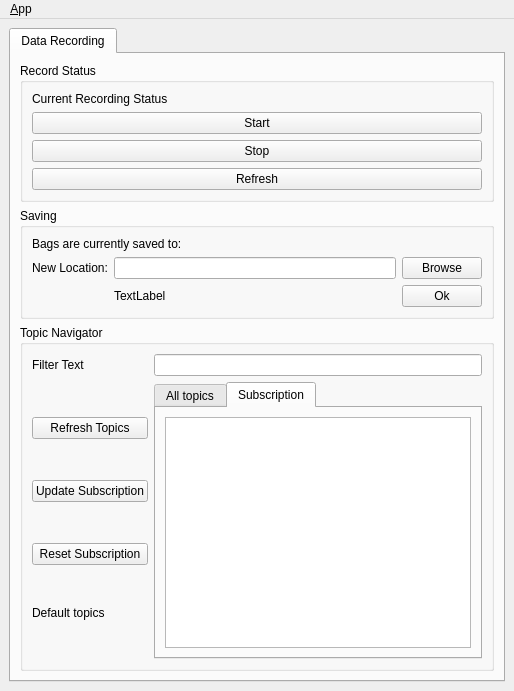
Qt form ui/main_window.ui (FSC-Lab/ros_logger_gui) before a commit.
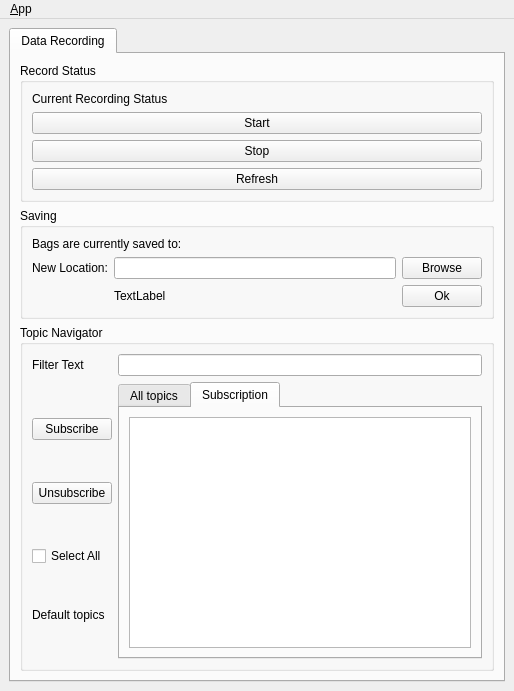
The same form after that commit. The open tabs and pages were chosen to show the change. Icons and pictures are not drawn.

```diff
--- a/ui/main_window.ui
+++ b/ui/main_window.ui
@@ -244,42 +244,42 @@
               <enum>QLayout::SetNoConstraint</enum>
              </property>
              <item row="1" column="0">
-              <widget class="QPushButton" name="button_update_topic">
-               <property name="sizePolicy">
-                <sizepolicy hsizetype="Minimum" vsizetype="Fixed">
-                 <horstretch>0</horstretch>
-                 <verstretch>0</verstretch>
-                </sizepolicy>
-               </property>
+              <widget class="QPushButton" name="button_unsubscribe">
                <property name="text">
-                <string>Update Subscription</string>
+                <string>Unsubscribe</string>
                </property>
               </widget>
              </item>
-             <item row="4" column="0">
-              <widget class="QLabel" name="placeholder">
-               <property name="sizePolicy">
-                <sizepolicy hsizetype="Minimum" vsizetype="Fixed">
-                 <horstretch>0</horstretch>
-                 <verstretch>0</verstretch>
-                </sizepolicy>
-               </property>
+             <item row="2" column="0">
+              <widget class="QCheckBox" name="checkbox_topics">
                <property name="text">
-                <string>Default topics</string>
-               </property>
-              </widget>
-             </item>
-             <item row="3" column="0">
-              <widget class="QPushButton" name="button_reset_topic">
-               <property name="text">
-                <string>Reset Subscription</string>
+                <string>Select All</string>
                </property>
               </widget>
              </item>
              <item row="0" column="0">
-              <widget class="QPushButton" name="button_refresh_topic">
+              <widget class="QPushButton" name="button_subscribe">
+               <property name="sizePolicy">
+                <sizepolicy hsizetype="Minimum" vsizetype="Fixed">
+                 <horstretch>0</horstretch>
+                 <verstretch>0</verstretch>
+                </sizepolicy>
+               </property>
                <property name="text">
-                <string>Refresh Topics</string>
+                <string>Subscribe</string>
+               </property>
+              </widget>
+             </item>
+             <item row="3" column="0">
+              <widget class="QLabel" name="topic_counter">
+               <property name="sizePolicy">
+                <sizepolicy hsizetype="Minimum" vsizetype="Fixed">
+                 <horstretch>0</horstretch>
+                 <verstretch>0</verstretch>
+                </sizepolicy>
+               </property>
+               <property name="text">
+                <string>Default topics</string>
                </property>
               </widget>
              </item>
```
Left out of the diff: 4 changed lines with no effect on the pictures.
